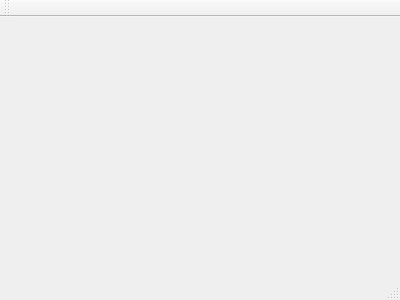
The window that Lab01/Server/serverscreen.ui (lichtstrahl/Network) describes before a commit, drawn with Qt 5.
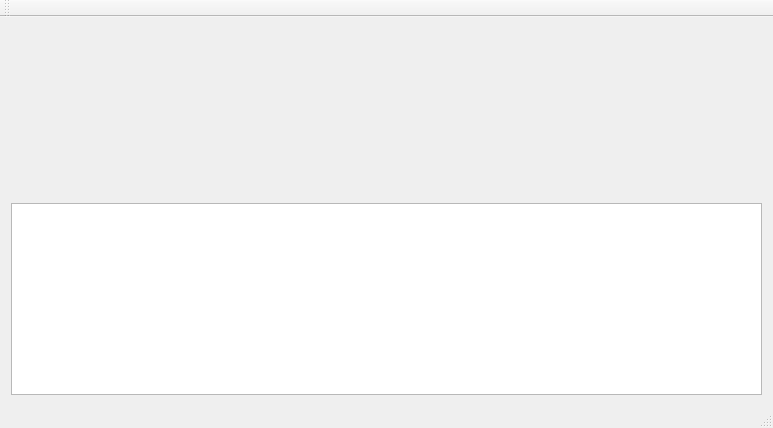
The same window after the commit.

The edit to the form file:
```diff
--- a/Lab01/Server/serverscreen.ui
+++ b/Lab01/Server/serverscreen.ui
@@ -1,24 +1,62 @@
 <ui version="4.0">
  <class>ServerScreen</class>
- <widget class="QMainWindow" name="ServerScreen" >
-  <property name="geometry" >
+ <widget class="QMainWindow" name="ServerScreen">
+  <property name="geometry">
    <rect>
     <x>0</x>
     <y>0</y>
-    <width>400</width>
-    <height>300</height>
+    <width>773</width>
+    <height>428</height>
    </rect>
   </property>
   <property name="windowTitle" >
    <string>ServerScreen</string>
   </property>
-  <widget class="QMenuBar" name="menuBar" />
-  <widget class="QToolBar" name="mainToolBar" />
-  <widget class="QWidget" name="centralWidget" />
-  <widget class="QStatusBar" name="statusBar" />
+  <widget class="QWidget" name="centralWidget">
+   <layout class="QVBoxLayout" name="verticalLayout">
+    <item>
+     <spacer name="terminalSpacer">
+      <property name="orientation">
+       <enum>Qt::Vertical</enum>
+      </property>
+      <property name="sizeHint" stdset="0">
+       <size>
+        <width>20</width>
+        <height>40</height>
+       </size>
+      </property>
+     </spacer>
+    </item>
+    <item>
+     <widget class="QTextEdit" name="terminalEditor">
+      <property name="readOnly">
+       <bool>true</bool>
+      </property>
+     </widget>
+    </item>
+   </layout>
+  </widget>
+  <widget class="QMenuBar" name="menuBar">
+   <property name="geometry">
+    <rect>
+     <x>0</x>
+     <y>0</y>
+     <width>773</width>
+     <height>25</height>
+    </rect>
+   </property>
+  </widget>
+  <widget class="QToolBar" name="mainToolBar">
+   <attribute name="toolBarArea">
+    <enum>TopToolBarArea</enum>
+   </attribute>
+   <attribute name="toolBarBreak">
+    <bool>false</bool>
+   </attribute>
+  </widget>
+  <widget class="QStatusBar" name="statusBar"/>
  </widget>
- <layoutDefault spacing="6" margin="11" />
- <pixmapfunction></pixmapfunction>
+ <layoutdefault spacing="6" margin="11"/>
  <resources/>
  <connections/>
 </ui>
```
Left out of the diff: 3 changed lines with no effect on the pictures.
